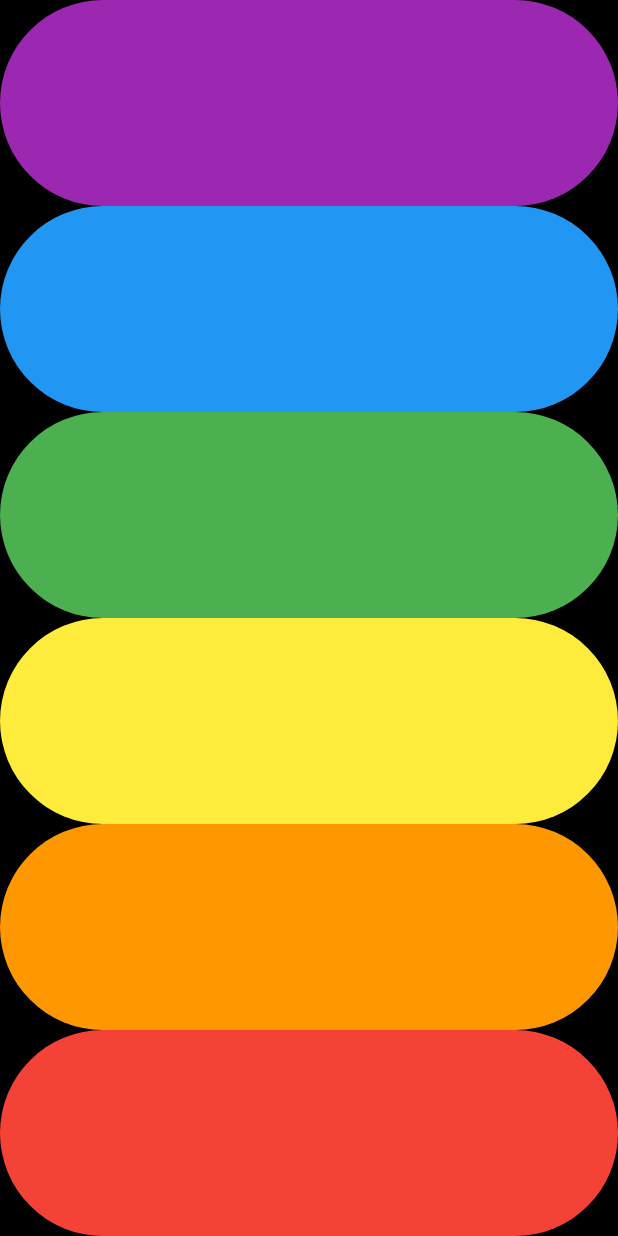
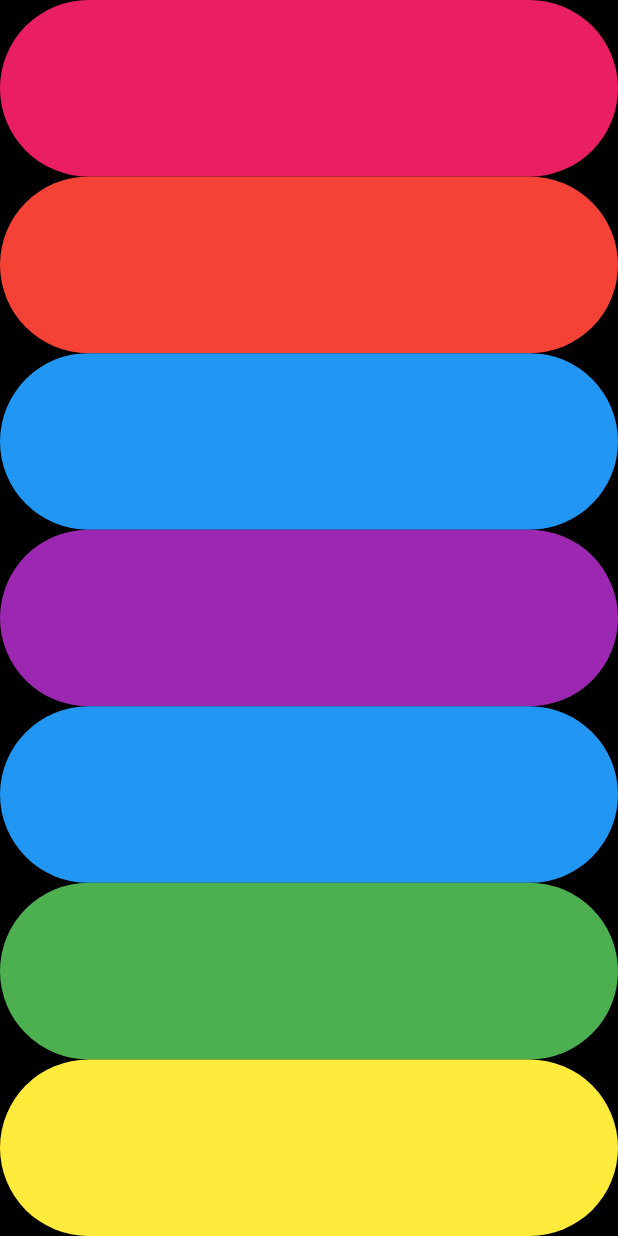
Before and after one commit to Sinjanthu/XylophoneApp, a Flutter app: the screen it shows after launch, on a phone screen of 412 x 824 dp. Run offline on Flutter 3.47's test engine with Material 3 defaults, Android fonts, the phone set to English and light mode, and no system bars; our stand-ins replace audioplayers.

Commit message:
fixed functions

```diff
--- a/lib/main.dart
+++ b/lib/main.dart
@@ -9,11 +9,11 @@ void playSound(int noteName) {
   player.play(AssetSource('assets/note$noteName.wav'));
 }
 
-void buildKeys({int notenr = 1, String colorName1}) {
-  Expanded(
+Expanded buildKeys({int notenr = 1, Color colorName1 = Colors.red}) {
+  return Expanded(
     child: TextButton(
       style: ButtonStyle(
-          backgroundColor: MaterialStateProperty.all<Color>(Colors.colorName1)),
+          backgroundColor: WidgetStateProperty.all<Color>(colorName1)),
       onPressed: () {
         playSound(notenr);
       },
@@ -33,74 +33,13 @@ class XylophoneApp extends StatelessWidget {
             child: Column(
               crossAxisAlignment: CrossAxisAlignment.stretch,
               children: [
-                // buildKeys(1,"pink");
-                //v
-                Expanded(
-                  child: TextButton(
-                    style: ButtonStyle(
-                        backgroundColor:
-                            MaterialStateProperty.all<Color>(Colors.purple)),
-                    onPressed: () {
-                      playSound(2);
-                    },
-                    child: Text(''),
-                  ),
-                ),
-                Expanded(
-                  child: TextButton(
-                    style: ButtonStyle(
-                        backgroundColor:
-                            MaterialStateProperty.all<Color>(Colors.blue)),
-                    onPressed: () {
-                      playSound(3);
-                    },
-                    child: Text(''),
-                  ),
-                ),
-                Expanded(
-                  child: TextButton(
-                    style: ButtonStyle(
-                        backgroundColor:
-                            MaterialStateProperty.all<Color>(Colors.green)),
-                    onPressed: () {
-                      playSound(4);
-                    },
-                    child: Text(''),
-                  ),
-                ),
-                Expanded(
-                  child: TextButton(
-                    style: ButtonStyle(
-                        backgroundColor:
-                            MaterialStateProperty.all<Color>(Colors.yellow)),
-                    onPressed: () {
-                      playSound(5);
-                    },
-                    child: Text(''),
-                  ),
-                ),
-                Expanded(
-                  child: TextButton(
-                    style: ButtonStyle(
-                        backgroundColor:
-                            MaterialStateProperty.all<Color>(Colors.orange)),
-                    onPressed: () {
-                      playSound(6);
-                    },
-                    child: Text(''),
-                  ),
-                ),
-                Expanded(
-                  child: TextButton(
-                    style: ButtonStyle(
-                        backgroundColor:
-                            MaterialStateProperty.all<Color>(Colors.red)),
-                    onPressed: () {
-                      playSound(7);
-                    },
-                    child: Text(''),
-                  ),
-                ),
+                buildKeys(notenr: 1, colorName1: Colors.pink),
+                buildKeys(notenr: 2, colorName1: Colors.red),
+                buildKeys(notenr: 3, colorName1: Colors.blue),
+                buildKeys(notenr: 4, colorName1: Colors.purple),
+                buildKeys(notenr: 5, colorName1: Colors.blue),
+                buildKeys(notenr: 6, colorName1: Colors.green),
+                buildKeys(notenr: 7, colorName1: Colors.yellow),
               ],
             ),
           )),
```
